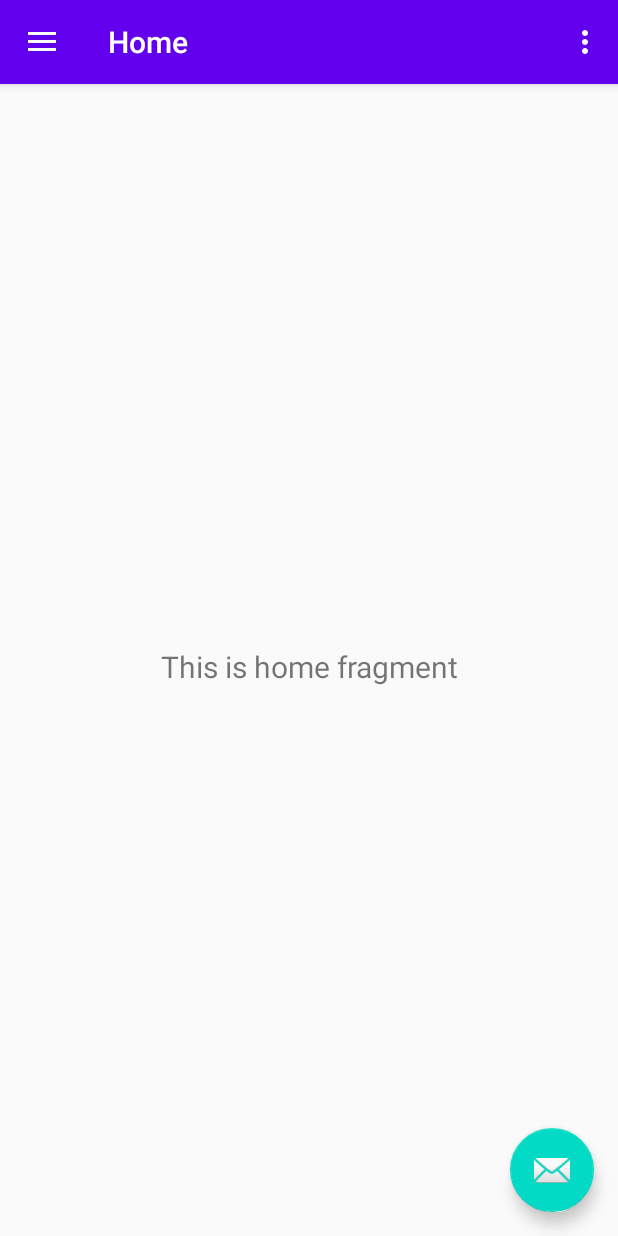
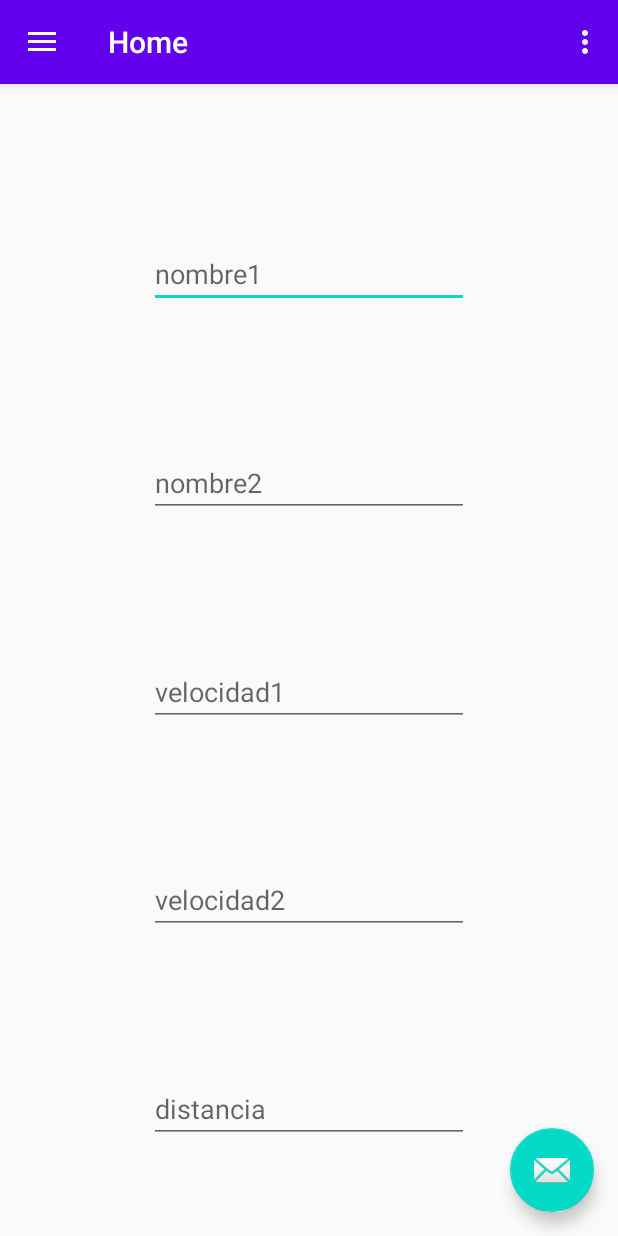
Before and after one commit to AlexVargas98/CalculadoraDePuntosDeEncuentros, an Android app: the screen it shows after launch (MainActivity), on a phone screen of 412 x 824 dp. Run offline under Robolectric (Android 15) with nearby library versions, the phone set to English and light mode, and no system bars; our stand-ins replace navigation-ui; 2 statements that could not run were skipped.

Commit message:
Update fragment_home.xml

```diff
--- a/app/src/main/res/layout/fragment_home.xml
+++ b/app/src/main/res/layout/fragment_home.xml
@@ -6,17 +6,85 @@
     android:layout_height="match_parent"
     tools:context=".ui.home.HomeFragment">
 
-    <TextView
-        android:id="@+id/text_home"
-        android:layout_width="match_parent"
+    <EditText
+        android:id="@+id/editTextTextMultiLine3"
+        android:layout_width="wrap_content"
         android:layout_height="wrap_content"
-        android:layout_marginStart="8dp"
-        android:layout_marginTop="8dp"
-        android:layout_marginEnd="8dp"
-        android:textAlignment="center"
-        android:textSize="20sp"
+        android:layout_marginStart="100dp"
+        android:layout_marginTop="74dp"
+        android:layout_marginEnd="100dp"
+        android:layout_marginBottom="32dp"
+        android:ems="10"
+        android:gravity="start|top"
+        android:hint="nombre1"
+        android:inputType="textMultiLine"
+        app:layout_constraintBottom_toTopOf="@+id/editTextTextMultiLine4"
+        app:layout_constraintEnd_toEndOf="parent"
+        app:layout_constraintStart_toStartOf="parent"
+        app:layout_constraintTop_toTopOf="parent" />
+
+    <EditText
+        android:id="@+id/editTextTextMultiLine4"
+        android:layout_width="wrap_content"
+        android:layout_height="wrap_content"
+        android:layout_marginStart="100dp"
+        android:layout_marginTop="32dp"
+        android:layout_marginEnd="100dp"
+        android:layout_marginBottom="32dp"
+        android:ems="10"
+        android:gravity="start|top"
+        android:hint="nombre2"
+        android:inputType="textMultiLine"
+        app:layout_constraintBottom_toTopOf="@+id/editTextNumber4"
+        app:layout_constraintEnd_toEndOf="parent"
+        app:layout_constraintStart_toStartOf="parent"
+        app:layout_constraintTop_toBottomOf="@+id/editTextTextMultiLine3" />
+
+    <EditText
+        android:id="@+id/editTextNumber4"
+        android:layout_width="wrap_content"
+        android:layout_height="wrap_content"
+        android:layout_marginStart="100dp"
+        android:layout_marginTop="32dp"
+        android:layout_marginEnd="100dp"
+        android:layout_marginBottom="32dp"
+        android:ems="10"
+        android:hint="velocidad1"
+        android:inputType="number"
+        app:layout_constraintBottom_toTopOf="@+id/editTextNumber5"
+        app:layout_constraintEnd_toEndOf="parent"
+        app:layout_constraintStart_toStartOf="parent"
+        app:layout_constraintTop_toBottomOf="@+id/editTextTextMultiLine4" />
+
+    <EditText
+        android:id="@+id/editTextNumber5"
+        android:layout_width="wrap_content"
+        android:layout_height="wrap_content"
+        android:layout_marginStart="100dp"
+        android:layout_marginTop="32dp"
+        android:layout_marginEnd="100dp"
+        android:layout_marginBottom="32dp"
+        android:ems="10"
+        android:hint="velocidad2"
+        android:inputType="number"
+        app:layout_constraintBottom_toTopOf="@+id/editTextNumber6"
+        app:layout_constraintEnd_toEndOf="parent"
+        app:layout_constraintStart_toStartOf="parent"
+        app:layout_constraintTop_toBottomOf="@+id/editTextNumber4" />
+
+    <EditText
+        android:id="@+id/editTextNumber6"
+        android:layout_width="wrap_content"
+        android:layout_height="wrap_content"
+        android:layout_marginStart="100dp"
+        android:layout_marginTop="32dp"
+        android:layout_marginEnd="100dp"
+        android:layout_marginBottom="32dp"
+        android:ems="10"
+        android:hint="distancia"
+        android:inputType="number"
         app:layout_constraintBottom_toBottomOf="parent"
         app:layout_constraintEnd_toEndOf="parent"
         app:layout_constraintStart_toStartOf="parent"
-        app:layout_constraintTop_toTopOf="parent" />
+        app:layout_constraintTop_toBottomOf="@+id/editTextNumber5" />
 </androidx.constraintlayout.widget.ConstraintLayout>
```
